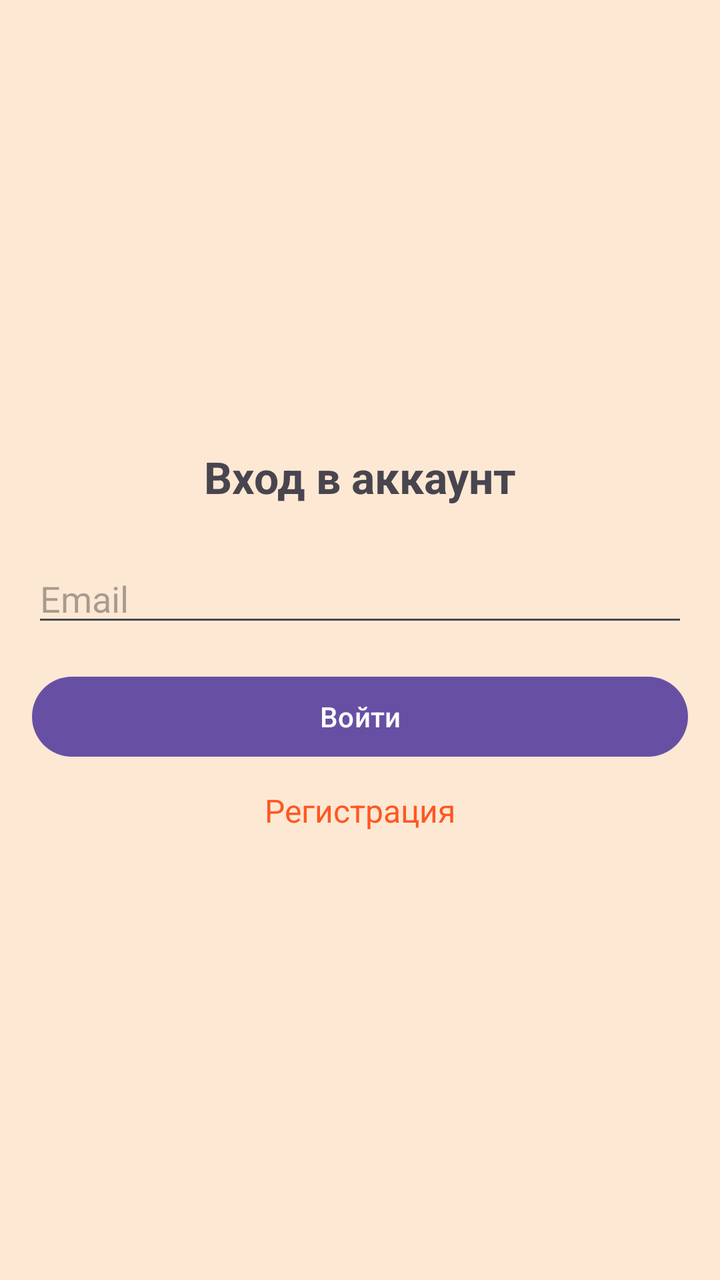
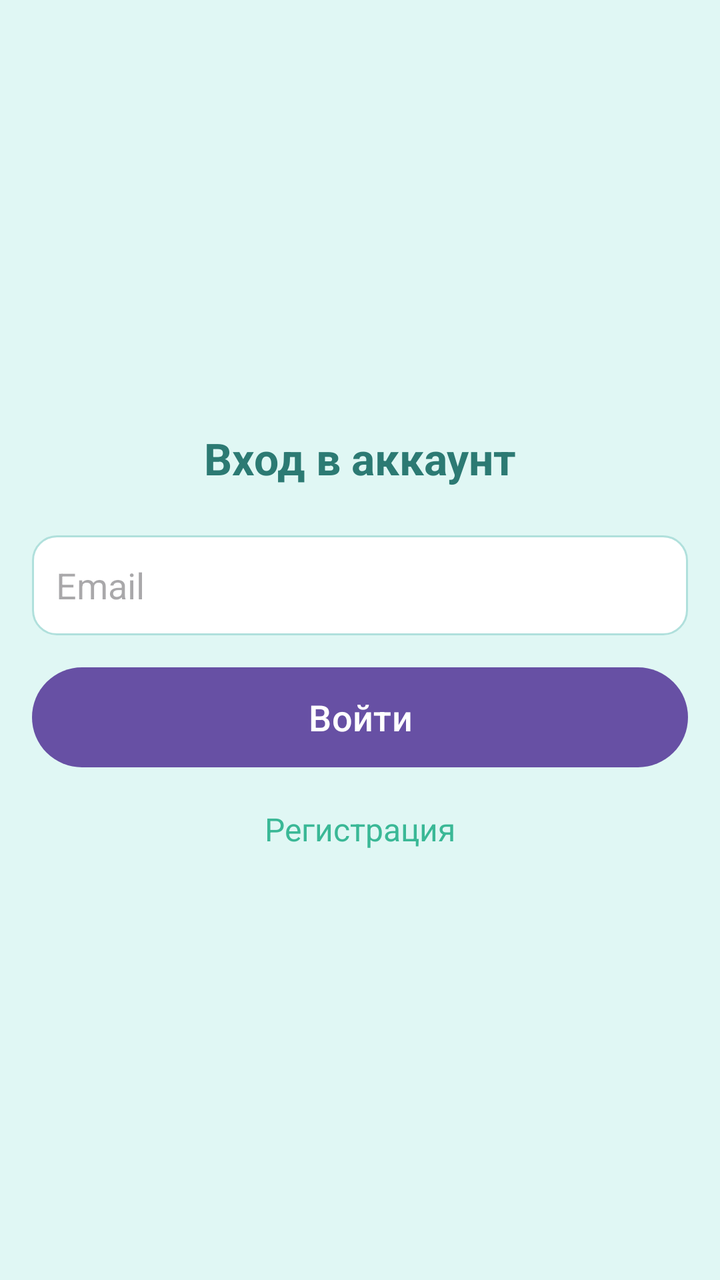

Before-and-after screenshots of an Android layout around one commit, followed by the original layout XML and the change that was made.
<!-- AndroidManifest.xml: application theme Theme.ProjectPAM -->
<!-- res/layout/activity_login.xml -->
<LinearLayout xmlns:android="http://schemas.android.com/apk/res/android"
    android:orientation="vertical"
    android:padding="16dp"
    android:layout_width="match_parent"
    android:layout_height="match_parent"
    android:gravity="center"
    android:background="#fde8d3">

    <TextView
        android:layout_width="match_parent"
        android:layout_height="wrap_content"
        android:text="Вход в аккаунт"
        android:textSize="22sp"
        android:textStyle="bold"
        android:gravity="center"
        android:layout_marginBottom="24dp"/>

    <EditText
        android:id="@+id/etEmail"
        android:layout_width="match_parent"
        android:layout_height="wrap_content"
        android:hint="Email"
        android:inputType="textEmailAddress"
        android:layout_marginBottom="16dp"/>

    <Button
        android:id="@+id/btnLogin"
        android:layout_width="match_parent"
        android:layout_height="wrap_content"
        android:text="Войти"
        android:layout_marginBottom="12dp"/>

    <TextView
        android:id="@+id/tvRegister"
        android:layout_width="wrap_content"
        android:layout_height="wrap_content"
        android:text="Регистрация"
        android:textColor="#ff5722"
        android:textSize="16sp"/>
</LinearLayout>
<!-- resources referenced by this layout -->
<resources>
  <style name="Theme.ProjectPAM" parent="Base.Theme.ProjectPAM" />
  <style name="Base.Theme.ProjectPAM" parent="Theme.Material3.DayNight.NoActionBar">
          
          
      </style>
</resources>

<!-- the commit's change to res/layout/activity_login.xml (unified diff, before → after) -->
@@ -4,8 +4,9 @@
     android:layout_width="match_parent"
     android:layout_height="match_parent"
     android:gravity="center"
-    android:background="#fde8d3">
+    android:background="#E0F7F4">
 
+    
     <TextView
         android:layout_width="match_parent"
         android:layout_height="wrap_content"
@@ -13,28 +14,38 @@
         android:textSize="22sp"
         android:textStyle="bold"
         android:gravity="center"
+        android:textColor="#2C7A73"
         android:layout_marginBottom="24dp"/>
 
+    
     <EditText
         android:id="@+id/etEmail"
         android:layout_width="match_parent"
-        android:layout_height="wrap_content"
+        android:layout_height="50dp"
         android:hint="Email"
         android:inputType="textEmailAddress"
-        android:layout_marginBottom="16dp"/>
+        android:padding="12dp"
+        android:layout_marginBottom="16dp"
+        android:background="@drawable/rounded_edit_text"/>
 
+    
     <Button
         android:id="@+id/btnLogin"
         android:layout_width="match_parent"
-        android:layout_height="wrap_content"
+        android:layout_height="50dp"
         android:text="Войти"
+        android:textColor="#ffffff"
+        android:textSize="18sp"
+        android:background="@drawable/rounded_button"
         android:layout_marginBottom="12dp"/>
 
+    
     <TextView
         android:id="@+id/tvRegister"
         android:layout_width="wrap_content"
         android:layout_height="wrap_content"
         android:text="Регистрация"
-        android:textColor="#ff5722"
-        android:textSize="16sp"/>
+        android:textColor="#3AB896"
+        android:textSize="16sp"
+        android:layout_marginTop="8dp"/>
 </LinearLayout>
<!-- resource entries referenced after the edit -->
@@ -1,5 +1,22 @@
 <!-- resources referenced by this layout -->
 <resources>
+  <!-- drawable rounded_button (drawable) -->
+  <shape xmlns:android="http://schemas.android.com/apk/res/android"
+      android:shape="rectangle">
+      <gradient
+          android:startColor="#3AB896"
+          android:endColor="#2C7A73"
+          android:angle="90"/>
+      <corners android:radius="25dp"/>
+  </shape>
+  <!-- drawable rounded_edit_text (drawable) -->
+  <shape xmlns:android="http://schemas.android.com/apk/res/android"
+      android:shape="rectangle">
+      <solid android:color="#ffffff"/>
+      <corners android:radius="12dp"/>
+      <stroke android:width="1dp" android:color="#B0E0DC"/>
+      <padding android:left="8dp" android:top="8dp" android:right="8dp" android:bottom="8dp"/>
+  </shape>
   <style name="Theme.ProjectPAM" parent="Base.Theme.ProjectPAM" />
   <style name="Base.Theme.ProjectPAM" parent="Theme.Material3.DayNight.NoActionBar">
           
